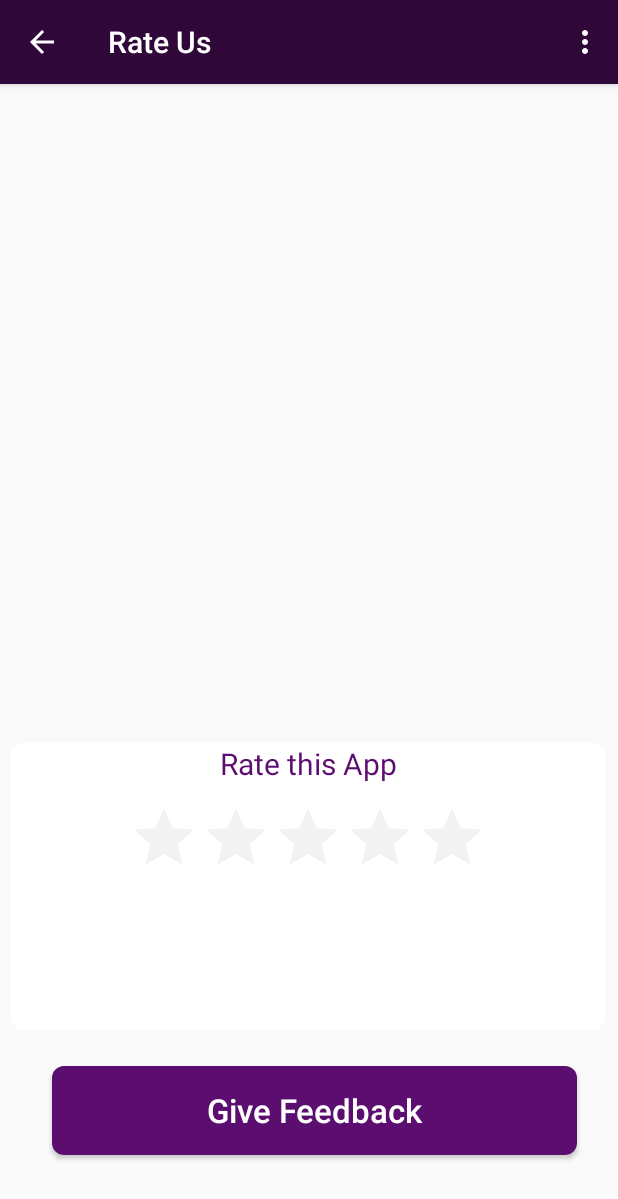
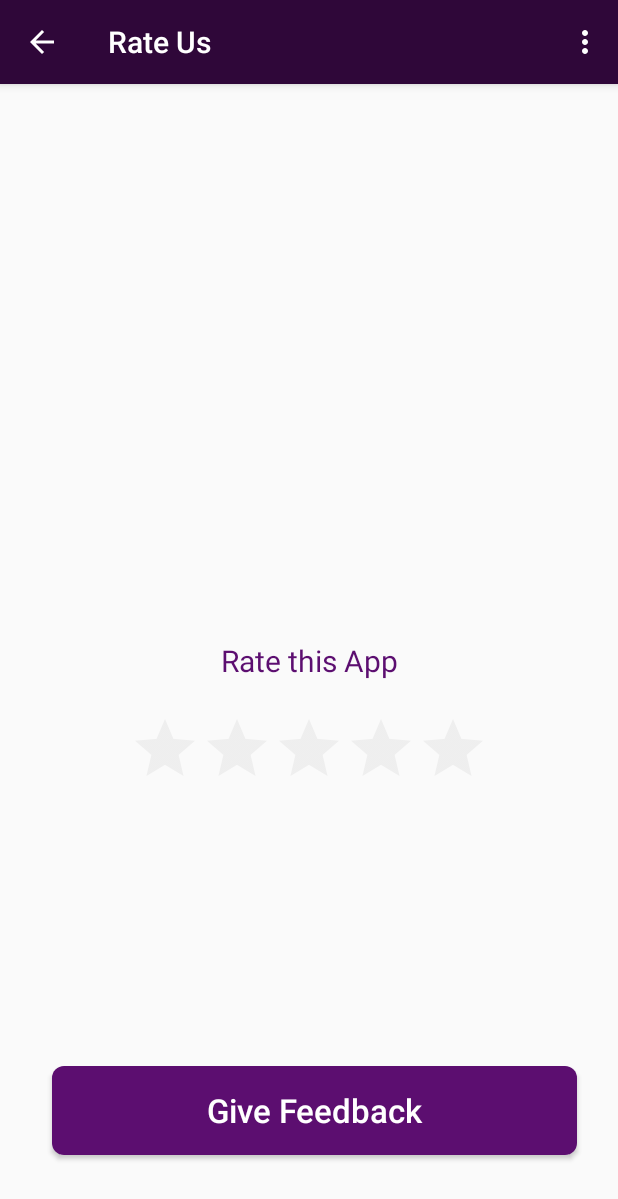
Before and after one commit to 17hardik/newSIH, an Android app: the Rating screen opened directly, with no data from a screen before it, on a phone screen of 412 x 824 dp. Shown: the top 1199 px of the screen. Run offline under Robolectric (Android 15) with nearby library versions, the phone set to English and light mode, and no system bars; libraries missing offline, so code that uses them is left out: com.firebase.client; 1 statement that could not run was skipped.

Commit message:
Minor changes in UI

```diff
--- a/app/src/main/res/layout/activity_language.xml
+++ b/app/src/main/res/layout/activity_language.xml
@@ -11,20 +11,22 @@
         android:layout_width="300dp"
         android:layout_height="wrap_content"
         android:textColor="#FFFFFF"
-        android:layout_marginStart="36dp"
-        android:layout_marginTop="228dp"
         android:text="Continue In English"
         app:layout_constraintStart_toStartOf="parent"
-        app:layout_constraintTop_toTopOf="parent" />
+        app:layout_constraintTop_toTopOf="parent"
+        app:layout_constraintBottom_toBottomOf="parent"
+        app:layout_constraintEnd_toEndOf="parent"
+        app:layout_constraintVertical_bias="0.45"/>
 
     <Button
         android:id="@+id/buttonHindi"
         android:layout_width="300dp"
         android:layout_height="wrap_content"
         android:textColor="#FFFFFF"
-        android:layout_marginStart="36dp"
-        android:layout_marginTop="328dp"
         android:text="हिंदी में जारी रखें"
         app:layout_constraintStart_toStartOf="parent"
-        app:layout_constraintTop_toTopOf="parent" />
+        app:layout_constraintTop_toTopOf="parent"
+        app:layout_constraintBottom_toBottomOf="parent"
+        app:layout_constraintEnd_toEndOf="parent"
+        app:layout_constraintVertical_bias="0.55" />
 </androidx.constraintlayout.widget.ConstraintLayout>
--- a/app/src/main/res/layout/activity_rating.xml
+++ b/app/src/main/res/layout/activity_rating.xml
@@ -1,67 +1,48 @@
 <?xml version="1.0" encoding="utf-8"?>
-<androidx.constraintlayout.widget.ConstraintLayout
-    xmlns:android="http://schemas.android.com/apk/res/android"
+<androidx.constraintlayout.widget.ConstraintLayout xmlns:android="http://schemas.android.com/apk/res/android"
     xmlns:app="http://schemas.android.com/apk/res-auto"
     android:layout_width="match_parent"
-    android:layout_height="match_parent">
+    android:layout_height="match_parent"
+    xmlns:tools="http://schemas.android.com/tools"
+    tools:context="com.example.sih.Rating">
 
-    <View
-        android:id="@+id/view"
-        android:layout_width="420dp"
-        android:layout_height="730dp"
-        app:layout_constraintBottom_toBottomOf="parent"
-        app:layout_constraintEnd_toEndOf="parent"
-        app:layout_constraintHorizontal_bias="0.555"
-        app:layout_constraintStart_toStartOf="parent"
-        app:layout_constraintTop_toTopOf="parent"
-        app:layout_constraintVertical_bias="0.0" />
 
     <ImageView
         android:id="@+id/imageView"
         android:layout_width="170dp"
         android:layout_height="170dp"
-        android:layout_marginStart="104dp"
-        android:layout_marginTop="100dp"
-        app:layout_constraintBottom_toTopOf="@+id/view"
-        app:layout_constraintEnd_toStartOf="@+id/view"
-        app:layout_constraintHorizontal_bias="0.0"
+        app:layout_constraintBottom_toBottomOf="parent"
+        app:layout_constraintEnd_toEndOf="parent"
         app:layout_constraintStart_toStartOf="parent"
         app:layout_constraintTop_toTopOf="parent"
-        app:layout_constraintVertical_bias="0.0" />
+        app:layout_constraintVertical_bias="0.2" />
 
-    <LinearLayout
-        android:id="@+id/linearLayout"
-        android:layout_width="396dp"
-        android:layout_height="191dp"
-        android:background="@drawable/bgrate"
-        android:orientation="vertical"
-        app:layout_constraintBottom_toBottomOf="parent"
-        app:layout_constraintEnd_toEndOf="parent"
-        app:layout_constraintHorizontal_bias="0.466"
-        app:layout_constraintStart_toStartOf="parent"
-        app:layout_constraintTop_toTopOf="parent"
-        app:layout_constraintVertical_bias="0.762">
-
-
-        <TextView
+    <TextView
             android:id="@+id/titlerate"
             android:layout_width="match_parent"
             android:layout_height="wrap_content"
             android:text="Rate this App"
             android:textAlignment="center"
             android:textColor="#5c0e70"
+            app:layout_constraintBottom_toBottomOf="parent"
+            app:layout_constraintEnd_toEndOf="parent"
+            app:layout_constraintStart_toStartOf="parent"
+            app:layout_constraintTop_toTopOf="parent"
+            app:layout_constraintVertical_bias="0.5"
             android:textSize="20sp" />
 
         <RatingBar
             android:id="@+id/ratingstar"
             android:layout_width="wrap_content"
             android:layout_height="wrap_content"
-            android:layout_marginLeft="78dp"
-            android:layout_marginTop="12dp"
-            android:layout_marginBottom="10dp"
             android:numStars="5"
             android:rating="0"
             android:stepSize="1"
+            app:layout_constraintBottom_toBottomOf="parent"
+            app:layout_constraintEnd_toEndOf="parent"
+            app:layout_constraintStart_toStartOf="parent"
+            app:layout_constraintTop_toTopOf="parent"
+            app:layout_constraintVertical_bias="0.59"
             android:theme="@style/RatingBar" />
 
         <TextView
@@ -69,11 +50,14 @@
             android:layout_width="match_parent"
             android:layout_height="wrap_content"
             android:text=""
+            app:layout_constraintBottom_toBottomOf="parent"
+            app:layout_constraintEnd_toEndOf="parent"
+            app:layout_constraintStart_toStartOf="parent"
+            app:layout_constraintTop_toTopOf="parent"
+            app:layout_constraintVertical_bias="0.7"
             android:textAlignment="center"
             android:textColor="#5c0e70"
             android:textSize="32sp" />
-
-    </LinearLayout>
 
     <Button
         android:id="@+id/ratingButton"
```
